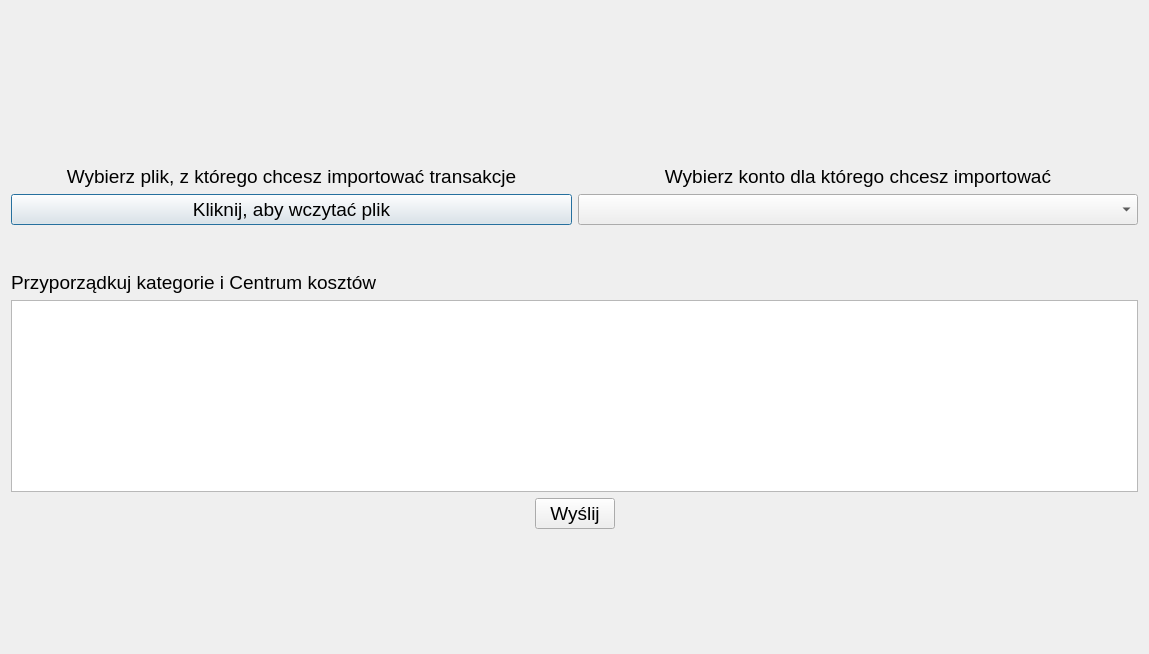
Before: the Qt Designer form income_and_expense/ribbon/import/importcsvwindow.ui in Barto-Paja/GLMoney, drawn with Qt 5.
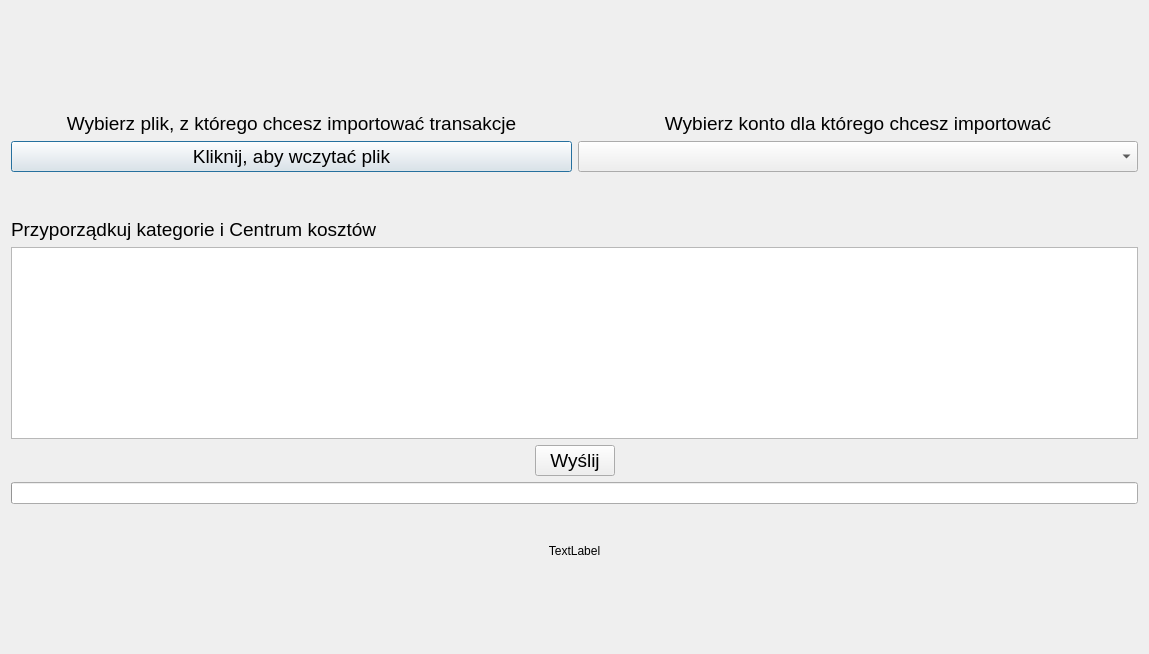
After: the same form once the commit is applied.

What changed in the file:
```diff
--- a/income_and_expense/ribbon/import/importcsvwindow.ui
+++ b/income_and_expense/ribbon/import/importcsvwindow.ui
@@ -215,6 +215,48 @@
      </item>
     </layout>
    </item>
+   <item>
+    <widget class="QProgressBar" name="progressBar">
+     <property name="value">
+      <number>0</number>
+     </property>
+     <property name="textVisible">
+      <bool>false</bool>
+     </property>
+    </widget>
+   </item>
+   <item>
+    <spacer name="verticalSpacer_7">
+     <property name="orientation">
+      <enum>Qt::Vertical</enum>
+     </property>
+     <property name="sizeType">
+      <enum>QSizePolicy::Minimum</enum>
+     </property>
+     <property name="sizeHint" stdset="0">
+      <size>
+       <width>20</width>
+       <height>10</height>
+      </size>
+     </property>
+    </spacer>
+   </item>
+   <item>
+    <widget class="QLabel" name="label_message">
+     <property name="sizePolicy">
+      <sizepolicy hsizetype="Preferred" vsizetype="Expanding">
+       <horstretch>0</horstretch>
+       <verstretch>0</verstretch>
+      </sizepolicy>
+     </property>
+     <property name="text">
+      <string>TextLabel</string>
+     </property>
+     <property name="alignment">
+      <set>Qt::AlignCenter</set>
+     </property>
+    </widget>
+   </item>
    <item>
     <spacer name="verticalSpacer_5">
      <property name="orientation">
```
